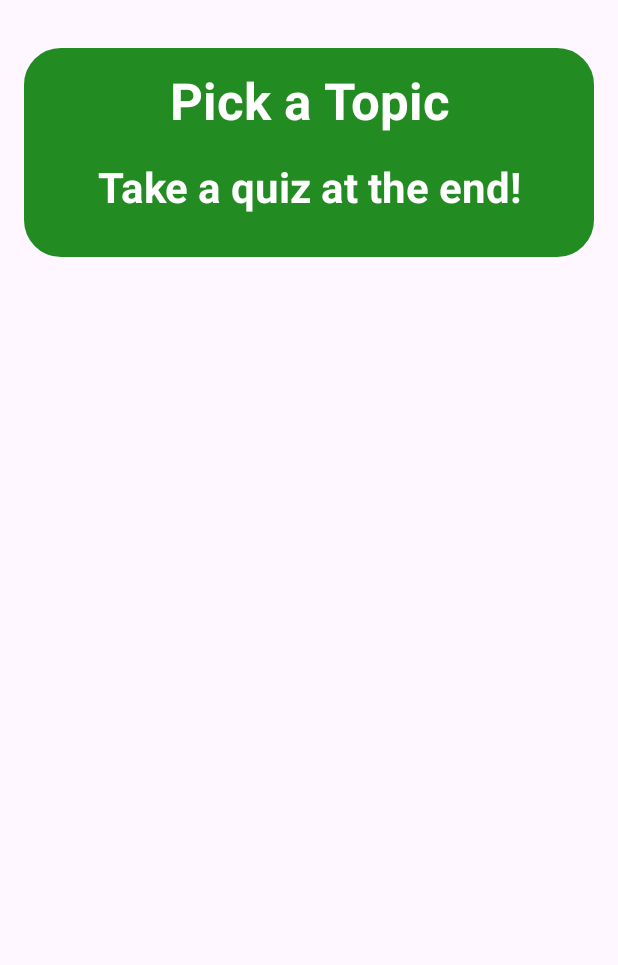
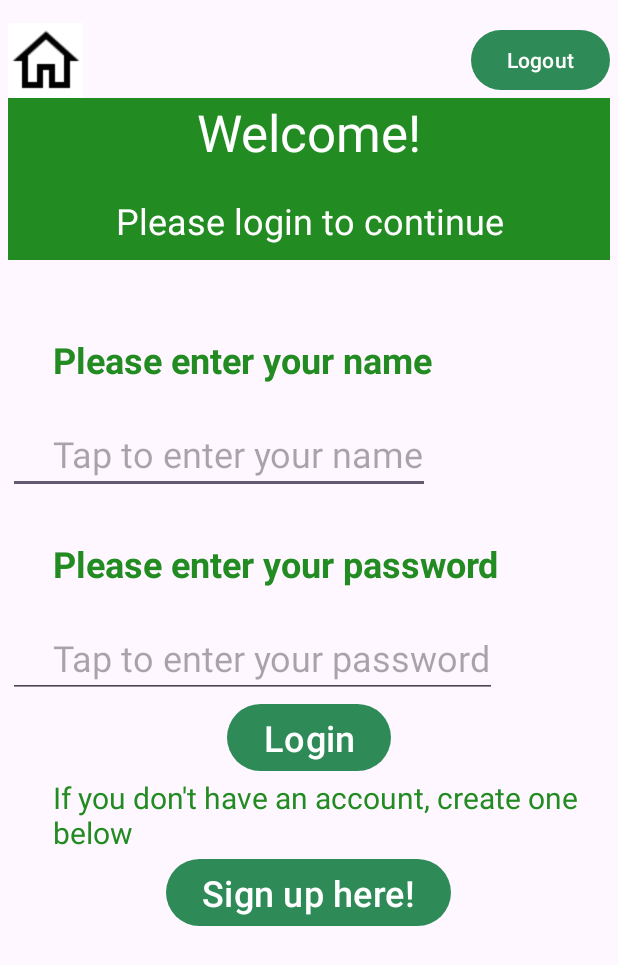
Before and after one commit to hayleybrid/Honours, an Android app: the screen it shows after launch (MainActivity before the commit, Login after it), on a phone screen of 412 x 824 dp. Shown: the top 965 px of the screen. Run offline under Robolectric (Android 15) with nearby library versions, the phone set to English and light mode, and no system bars; our stand-ins replace Firebase (no records; nobody signed in at launch, a user with empty details on screens opened directly).

Commit message:
login_features

```diff
--- a/app/build.gradle.kts
+++ b/app/build.gradle.kts
@@ -52,10 +52,12 @@ dependencies {
     implementation(libs.google.firebase.storage.ktx)
     implementation(libs.glide)
     implementation(libs.coil.compose)
+    implementation(libs.firebase.auth.ktx)
     testImplementation(libs.junit)
     androidTestImplementation(libs.androidx.junit)
     androidTestImplementation(libs.androidx.espresso.core)
     implementation (libs.picasso)
+    implementation (libs.play.services.location)
 
 
 }
--- /dev/null
+++ b/app/src/main/java/com/example/honour_qui/Login.kt
@@ -0,0 +1,52 @@
+package com.example.honour_qui
+
+import android.content.Intent
+import android.os.Bundle
+import android.view.View
+import android.widget.Toast
+import androidx.appcompat.app.AppCompatActivity
+import com.example.honour_qui.databinding.ActivityLoginBinding
+import com.google.firebase.auth.FirebaseAuth
+
+
+class Login: AppCompatActivity(), View.OnClickListener{
+
+    private lateinit var binding: ActivityLoginBinding
+    private lateinit var auth: FirebaseAuth
+
+    override fun onCreate(savedInstanceState: Bundle?) {
+        super.onCreate(savedInstanceState)
+        binding = ActivityLoginBinding.inflate(layoutInflater)
+        setContentView(binding.root)
+
+        auth = FirebaseAuth.getInstance()
+
+        binding.btnLogin.setOnClickListener {
+            val email = binding.usernameEdit.text.toString()
+            val password = binding.passwordEdit.text.toString()
+            if (email.isNotEmpty() && password.isNotEmpty()){
+                auth.signInWithEmailAndPassword(email, password).addOnCompleteListener{
+                    if (it.isSuccessful){
+                        val intent = Intent(this, MainActivity::class.java)
+                        startActivity(intent)
+                    } else {
+                        Toast.makeText(this, it.exception.toString(), Toast.LENGTH_SHORT).show()
+                    }
+                }
+            } else {
+                Toast.makeText(this, "Fields cannot be empty", Toast.LENGTH_SHORT).show()
+            }
+        }
+
+        binding.btnSignup.setOnClickListener {
+            val signupIntent = Intent(this, Signup::class.java)
+            startActivity(signupIntent)
+        }
+
+
+    }
+
+    override fun onClick(v: View?) {
+        TODO("Not yet implemented")
+    }
+}
--- a/app/src/main/java/com/example/honour_qui/MainActivity.kt
+++ b/app/src/main/java/com/example/honour_qui/MainActivity.kt
@@ -1,11 +1,15 @@
 package com.example.honour_qui
 
+import android.content.Intent
 import android.os.Bundle
 import android.util.Log
 import androidx.appcompat.app.AppCompatActivity
 import androidx.lifecycle.lifecycleScope
 import androidx.recyclerview.widget.LinearLayoutManager
 import com.example.honour_qui.databinding.ActivityMainBinding
+import com.google.firebase.Firebase
+import com.google.firebase.auth.FirebaseAuth
+import com.google.firebase.auth.auth
 import com.google.firebase.database.*
 import kotlinx.coroutines.*
 
@@ -14,6 +18,7 @@ class MainActivity : AppCompatActivity() {
     private lateinit var adapter: TutorialListAdapter
     private lateinit var database: DatabaseReference
     private lateinit var dataLoader: FirebaseData
+    private lateinit var auth: FirebaseAuth
 
     override fun onCreate(savedInstanceState: Bundle?) {
         super.onCreate(savedInstanceState)
@@ -22,12 +27,27 @@ class MainActivity : AppCompatActivity() {
 
         database = FirebaseDatabase.getInstance().reference
         dataLoader = FirebaseData(database)
+        auth = FirebaseAuth.getInstance()
 
-        setupRecyclerView()
+        if (auth.currentUser == null) {
+            redirectToLogin()
+        } else {
+            setupRecyclerView()
+            lifecycleScope.launch {
+                loadData()
+            }
+        }
 
-        lifecycleScope.launch {
-            loadData()
+        binding.btnLogout.setOnClickListener {
+            Firebase.auth.signOut()
+            redirectToLogin()
         }
+    }
+
+    private fun redirectToLogin() {
+        val intent = Intent(this, Login::class.java)
+        startActivity(intent)
+        finish()
     }
 
     private fun setupRecyclerView() {
@@ -40,14 +60,21 @@ class MainActivity : AppCompatActivity() {
         try {
             val tutorials = dataLoader.loadTutorials()
             val quizzes = dataLoader.loadQuizzes()
+            val users = dataLoader.loadUsers()
 
             withContext(Dispatchers.Main) {
                 adapter.updateList(tutorials)
                 Log.i("firebase", "Tutorials Loaded Successfully: $tutorials")
                 Log.i("firebase", "Quizzes Loaded Successfully: $quizzes")
+                Log.i("firebase", "Users Loaded Successfully: $users")
+
             }
         } catch (e: Exception) {
             Log.e("firebase", "Error loading data: ${e.localizedMessage}", e)
         }
     }
+
+
+
+
 }
--- /dev/null
+++ b/app/src/main/res/layout/activity_login.xml
@@ -0,0 +1,131 @@
+<?xml version="1.0" encoding="utf-8"?>
+<LinearLayout xmlns:android="http://schemas.android.com/apk/res/android"
+    android:layout_width="match_parent"
+    android:layout_height="match_parent"
+    xmlns:tools="http://schemas.android.com/tools"
+    tools:context=".Login">
+
+
+    <LinearLayout
+        android:layout_width="match_parent"
+        android:layout_height="wrap_content"
+        android:layout_marginTop="10dp"
+        android:padding="5dp"
+        android:orientation="vertical" >
+
+        <RelativeLayout
+            android:layout_width="match_parent"
+            android:layout_height="wrap_content">
+
+            <ImageButton
+                android:id="@+id/btnHome"
+                android:layout_width="50dp"
+                android:layout_height="50dp"
+                android:background="@color/white"
+                android:src="@drawable/home1" />
+
+            <Button
+                android:id="@+id/btnLogout"
+                android:layout_width="wrap_content"
+                android:layout_height="wrap_content"
+                android:text="Logout"
+                android:layout_alignParentEnd="true"
+                android:layout_centerVertical="true"/>
+
+        </RelativeLayout>
+
+        <TextView
+            android:layout_width="match_parent"
+            android:layout_height="wrap_content"
+            android:text="Welcome!"
+            android:gravity="center"
+            android:textSize="34sp"
+            android:background="@color/ForestGreen"
+            android:textColor="@color/white"
+            android:paddingBottom="20dp"/>
+
+        <TextView
+            android:layout_width="match_parent"
+            android:layout_height="wrap_content"
+            android:text="Please login to continue"
+            android:gravity="center"
+            android:textSize="24sp"
+            android:background="@color/ForestGreen"
+            android:textColor="@color/white"
+            android:paddingBottom="10dp"/>
+
+
+        <TextView
+            android:paddingTop="50dp"
+            android:paddingLeft="30dp"
+            android:layout_width="wrap_content"
+            android:layout_height="wrap_content"
+            android:id="@+id/usernameTv"
+            android:textSize="24sp"
+            android:textStyle="bold"
+            android:text="Please enter your name"
+            android:textColor="@color/ForestGreen"/>
+
+        <EditText
+            android:paddingTop="30dp"
+            android:paddingLeft="30dp"
+            android:textSize="24sp"
+            android:layout_width="wrap_content"
+            android:layout_height="wrap_content"
+            android:id="@+id/usernameEdit"
+            android:inputType="text"
+            android:hint="Tap to enter your name"/>
+
+        <TextView
+            android:paddingTop="30dp"
+            android:paddingLeft="30dp"
+            android:textStyle="bold"
+            android:layout_width="wrap_content"
+            android:layout_height="wrap_content"
+            android:id="@+id/passwordTv"
+            android:textSize="24sp"
+            android:text="Please enter your password"
+            android:textColor="@color/ForestGreen"/>
+
+        <EditText
+            android:paddingTop="30dp"
+            android:paddingLeft="30dp"
+            android:textSize="24sp"
+            android:layout_width="wrap_content"
+            android:layout_height="wrap_content"
+            android:id="@+id/passwordEdit"
+            android:inputType="textPassword"
+            android:hint="Tap to enter your password"/>
+
+        <Button
+            android:layout_width="wrap_content"
+            android:layout_height="wrap_content"
+            android:layout_gravity="center"
+            android:text="Login"
+            android:textSize="24sp"
+            android:id="@+id/btnLogin"/>
+
+        <TextView
+            android:paddingLeft="30dp"
+            android:layout_width="wrap_content"
+            android:layout_height="wrap_content"
+            android:id="@+id/signupTv"
+            android:textSize="20sp"
+            android:layout_gravity="center"
+            android:text="If you don't have an account, create one below "
+            android:textColor="@color/ForestGreen"/>
+
+        <Button
+            android:layout_width="wrap_content"
+            android:layout_height="wrap_content"
+            android:layout_gravity="center"
+            android:text="Sign up here!"
+            android:textSize="24sp"
+            android:id="@+id/btnSignup"/>
+
+    </LinearLayout>
+
+
+
+
+</LinearLayout>
--- a/app/src/main/res/layout/tutorial_recycler.xml
+++ b/app/src/main/res/layout/tutorial_recycler.xml
@@ -6,6 +6,9 @@
     app:cardCornerRadius="12dp"
     app:cardElevation="4dp"
     android:layout_margin="8dp">
+
+
+
 
     <LinearLayout
         android:layout_width="match_parent"
--- a/gradle/libs.versions.toml
+++ b/gradle/libs.versions.toml
@@ -7,7 +7,7 @@ firebaseBomVersion = "33.8.0"
 firebaseCore = "21.1.1"
 glide = "4.16.0"
 googleFirebaseBom = "32.7.0"
-kotlin = "1.9.0"
+kotlin = "2.1.0"
 coreKtx = "1.15.0"
 junit = "4.13.2"
 junitVersion = "1.2.1"
@@ -22,6 +22,8 @@ firebaseDatabaseKtx = "21.0.0"
 firebaseFirestore = "25.1.1"
 picasso = "2.8"
 firebaseStorageKtx = "21.0.1"
+playServicesLocation = "21.3.0"
+firebaseAuthKtx = "23.2.0"
 
 [libraries]
 androidx-core-ktx = { group = "androidx.core", name = "core-ktx", version.ref = "coreKtx" }
@@ -48,6 +50,8 @@ firebase-database-ktx = { group = "com.google.firebase", name = "firebase-databa
 firebase-firestore = { group = "com.google.firebase", name = "firebase-firestore", version.ref = "firebaseFirestore" }
 picasso = { module = "com.squareup.picasso:picasso", version.ref = "picasso" }
 google-firebase-storage-ktx = { group = "com.google.firebase", name = "firebase-storage-ktx", version.ref = "firebaseStorageKtx" }
+play-services-location = { module = "com.google.android.gms:play-services-location", version.ref = "playServicesLocation" }
+firebase-auth-ktx = { group = "com.google.firebase", name = "firebase-auth-ktx", version.ref = "firebaseAuthKtx" }
 
 [plugins]
 android-application = { id = "com.android.application", version.ref = "agp" }
```
Also changed, not shown: app/src/main/AndroidManifest.xml (+6 -1 lines), app/src/main/java/com/example/honour_qui/FirebaseData.kt (+14 -2 lines), app/src/main/java/com/example/honour_qui/QuizActivity.kt (+18 -15 lines), app/src/main/java/com/example/honour_qui/Signup.kt (added, +81 -0 lines), app/src/main/java/com/example/honour_qui/TutorialActivity.kt (+18 -5 lines), app/src/main/java/com/example/honour_qui/Users.kt (added, +20 -0 lines), app/src/main/res/layout/activity_main.xml (+22 -2 lines), app/src/main/res/layout/activity_quiz.xml (+24 -1 lines), app/src/main/res/layout/activity_signup.xml (added, +141 -0 lines), app/src/main/res/layout/activity_tutorial.xml (+23 -13 lines), app/src/main/res/layout/activity_tutorial_list_adapter.xml (deleted, +0 -10 lines), app/src/main/res/layout/quiz_item_recyler_row.xml (deleted, +0 -62 lines), app/src/main/res/drawable/home.png (added), app/src/main/res/drawable/home1.png (added).
